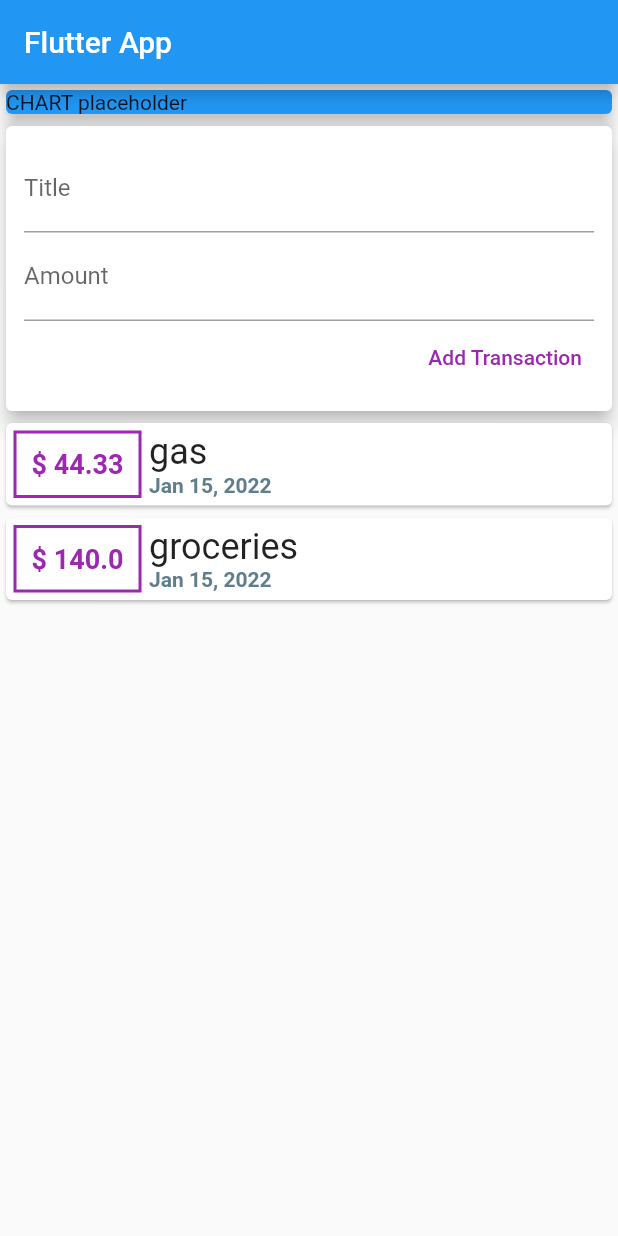
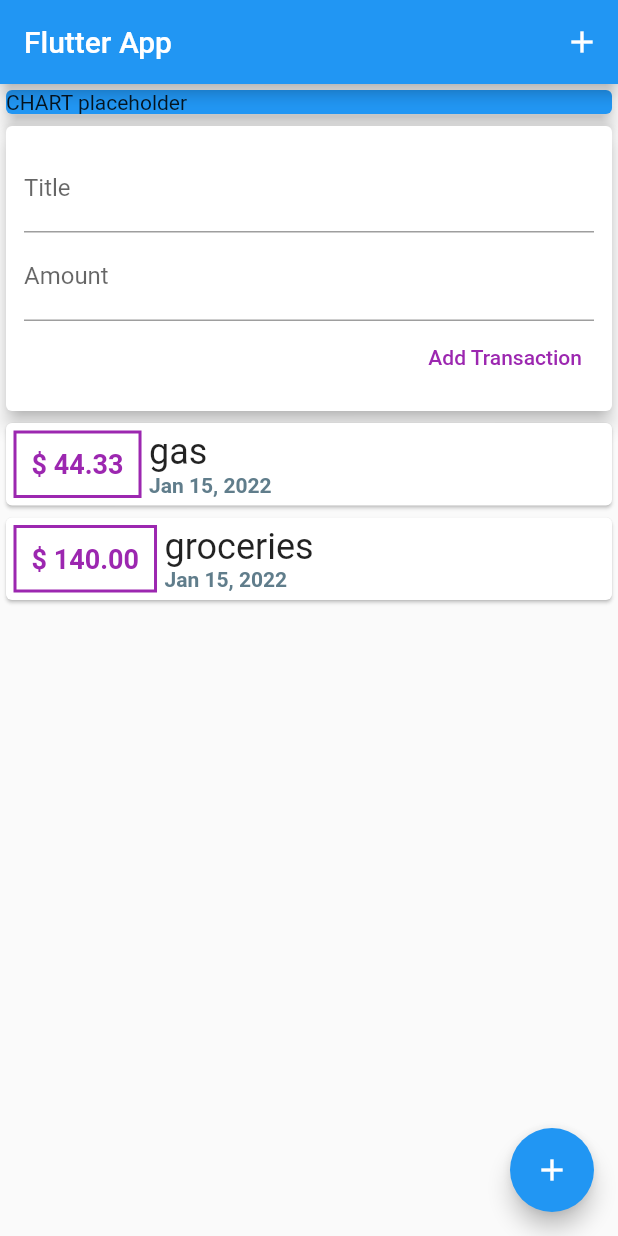
Before and after one commit to Luka-dot/budget_app, a Flutter app: the screen it shows after launch, on a phone screen of 412 x 824 dp. Run offline on Flutter 3.47's test engine with Material 2 defaults, Android fonts, the phone set to English and light mode, and no system bars.

Commit message:
action button added and app bar add button added

```diff
--- a/lib/main.dart
+++ b/lib/main.dart
@@ -20,6 +20,9 @@ class MyHomePage extends StatelessWidget {
     return Scaffold(
       appBar: AppBar(
         title: Text('Flutter App'),
+        actions: [
+          IconButton(onPressed: () => {}, icon: Icon(Icons.add)),
+        ],
       ),
       body: SingleChildScrollView(
         child: Column(
@@ -40,6 +43,10 @@ class MyHomePage extends StatelessWidget {
           ],
         ),
       ),
+      floatingActionButton: FloatingActionButton(
+        onPressed: () => {},
+        child: Icon(Icons.add),
+      ),
     );
   }
 }
--- a/lib/widgets/transaction_list.dart
+++ b/lib/widgets/transaction_list.dart
@@ -23,7 +23,7 @@ class TransactionList extends StatelessWidget {
                   ),
                   padding: EdgeInsets.all(10.0),
                   child: Text(
-                    '\$ ${transactions[index].amount}',
+                    '\$ ${transactions[index].amount.toStringAsFixed(2)}',
                     style: TextStyle(
                         fontWeight: FontWeight.bold,
                         fontSize: 18.0,
```
